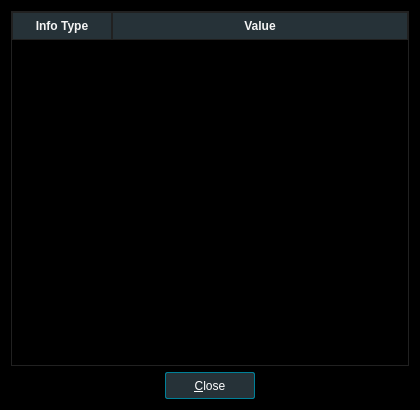
u8sand/Baka-MPlayer, file src/ui/infodialog.ui: the form before one commit.
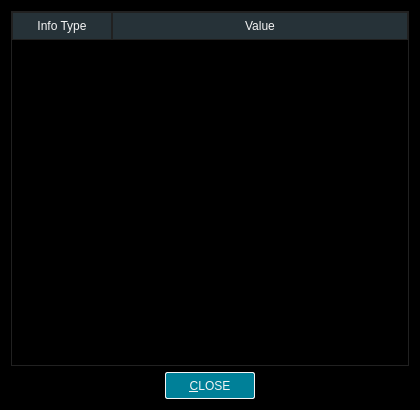
The form after the commit.

Commit message: infodialog.ui: match to new color theme

Patch:
```diff
--- a/src/ui/infodialog.ui
+++ b/src/ui/infodialog.ui
@@ -120,23 +120,11 @@
       <property name="text">
        <string>Info Type</string>
       </property>
-      <property name="font">
-       <font>
-        <weight>75</weight>
-        <bold>true</bold>
-       </font>
-      </property>
      </column>
      <column>
       <property name="text">
        <string>Value</string>
       </property>
-      <property name="font">
-       <font>
-        <weight>75</weight>
-        <bold>true</bold>
-       </font>
-      </property>
      </column>
     </widget>
    </item>
@@ -159,25 +147,27 @@
       <widget class="QPushButton" name="closeButton">
        <property name="styleSheet">
         <string notr="true">QPushButton {
-    background: #263238;
-	color: white;
+    background: #008098;
+	color: whitesmoke;
 	border: 1px solid black;
 	border-radius: 2px;
     min-width: 88px;
 	min-height: 25px;
 }
 QPushButton:default {
-	border: 1px solid #008098;
+	border: 1px solid whitesmoke;
 }
 QPushButton:pressed {
     background: #008098;
 }
 QPushButton:disabled {
-    color: gray;
+	background: black;
+	border: 1px solid #008098;
+    color: #B8B8B8;
 }</string>
        </property>
        <property name="text">
-        <string>&amp;Close</string>
+        <string>&amp;CLOSE</string>
        </property>
        <property name="default">
         <bool>true</bool>
```
Left out of the diff: 2 changed lines with no effect on the pictures.
